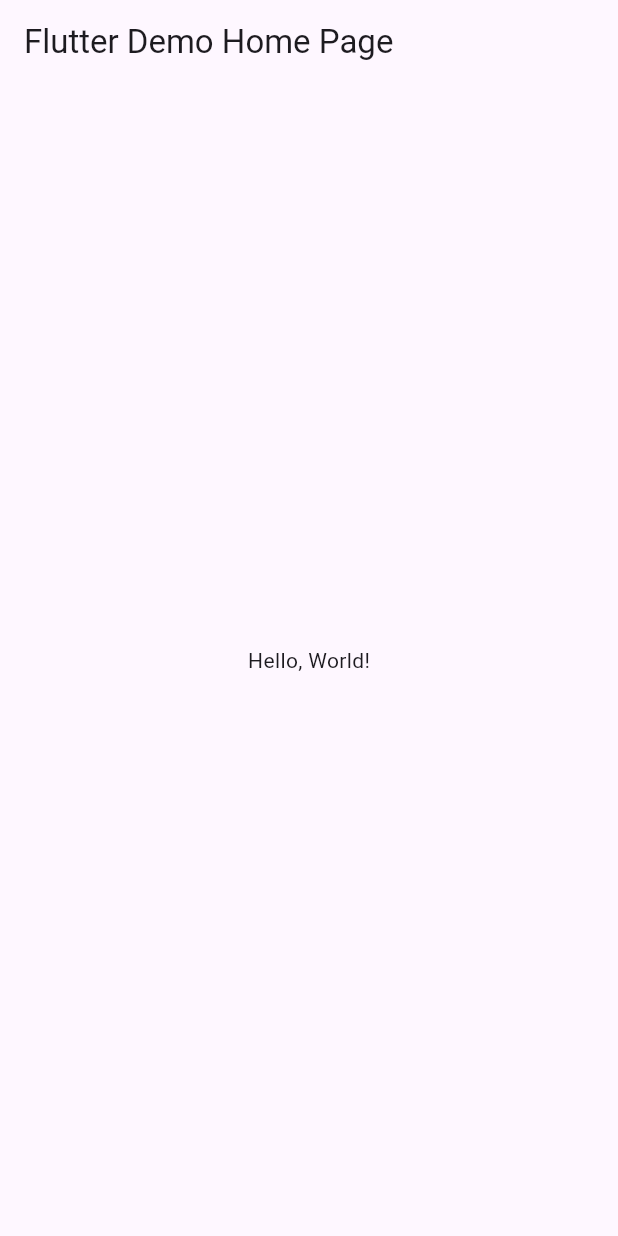
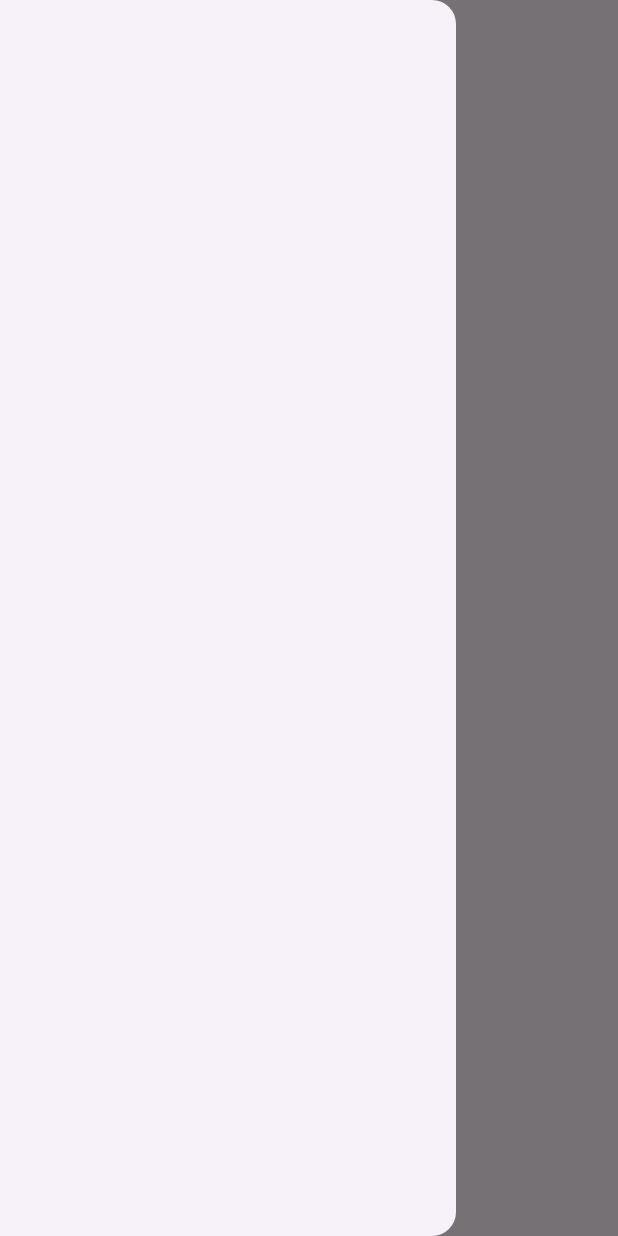
Before and after one commit to mohammadali10-12/flutter_app, a Flutter app: the screen it shows after launch, with the side drawer open (before the commit the screen has no drawer), on a phone screen of 412 x 824 dp. Run offline on Flutter 3.47's test engine with Material 3 defaults, Android fonts, the phone set to English and light mode, and no system bars.

Commit message:
first commit

```diff
--- /dev/null
+++ b/lib/home.dart
@@ -0,0 +1,22 @@
+import 'package:flutter/material.dart';
+
+class MyHomePage extends StatelessWidget {
+  final String title;
+  const MyHomePage({super.key, required this.title});
+
+  @override
+  Widget build(BuildContext context) {
+    return Scaffold(
+      appBar: AppBar(
+        // The title text which will be shown on the action bar
+        title: Text(title),
+      ),
+      body: Center(
+        child: Text(
+          'Hello, World!',
+        ),
+      ),
+      drawer: Drawer(),
+    );
+  }
+}
--- a/lib/main.dart
+++ b/lib/main.dart
@@ -1,9 +1,9 @@
 import 'package:flutter/material.dart';
+import 'home.dart';
 
 void main() => runApp(MyApp());
 
 class MyApp extends StatelessWidget {
-  const MyApp({super.key});
   // This widget is the root of your application.
   @override
   Widget build(BuildContext context) {
@@ -14,30 +14,9 @@ class MyApp extends StatelessWidget {
         // you want
         theme: ThemeData(
           // useMaterial3: true,
-        primarySwatch: Colors.blue,
+          primarySwatch: Colors.deepPurple,
         ),
         // A widget which will be started on application startup
-      home: MyHomePage(title: 'Flutter Demo Home Page'),
-    );
+        home: MyHomePage(title: 'Flutter Home Page'));
   }
 }
-
-class MyHomePage extends StatelessWidget {
-  final String title;
-  const MyHomePage({super.key, required this.title});
-
-  @override
-  Widget build(BuildContext context) {
-    return Scaffold(
-      appBar: AppBar(
-        // The title text which will be shown on the action bar
-        title: Text(title),
-      ),
-      body: Center(
-        child: Text(
-          'Hello, World!',
-        ),
-      ),
-    );
-  }
-}
```
Lines whose indentation alone changed are shown as unchanged.
